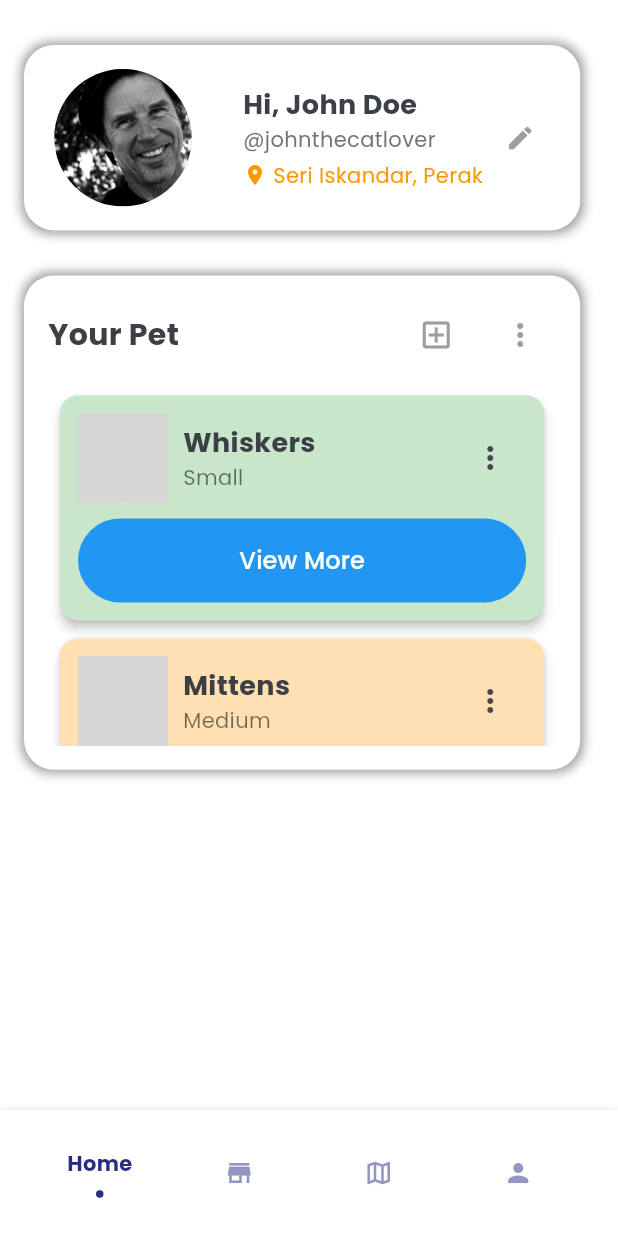
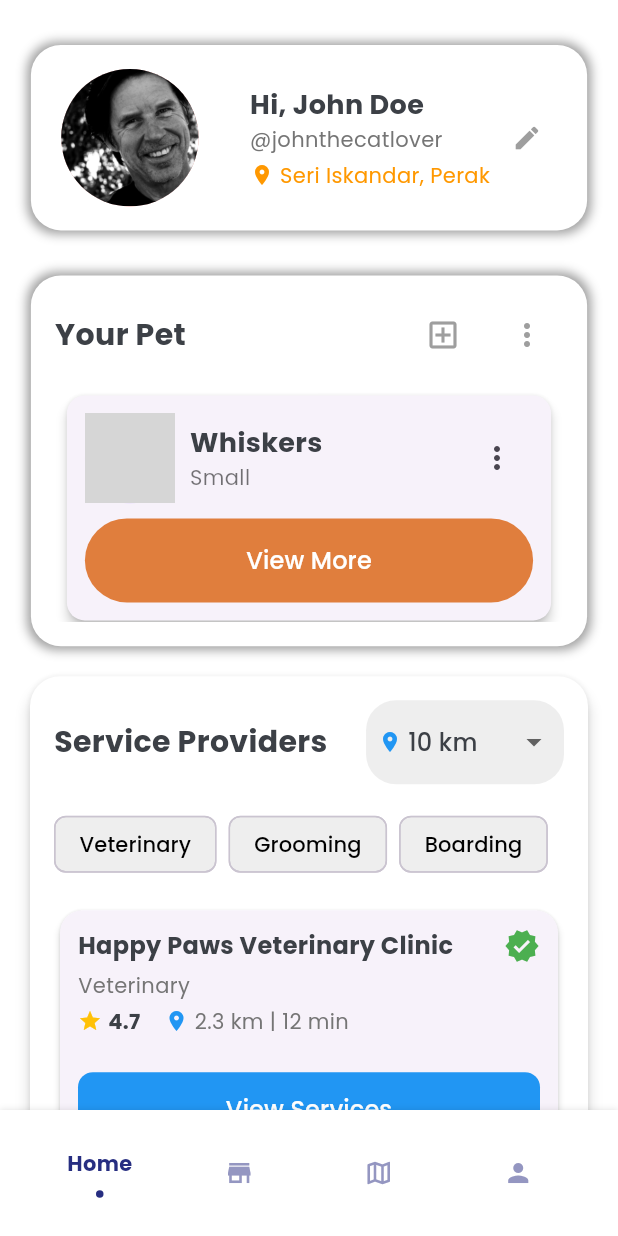
Before and after one commit to bumperr/tompok-on-wheels, a Flutter app: the HomePage screen opened directly, on a phone screen of 412 x 824 dp. Run offline on Flutter 3.47's test engine with Material 3 defaults, Android fonts, the phone set to English and light mode, and no system bars; drawn by our look-alikes of flashy_tab_bar2; our stand-ins replace flutter_svg, google_fonts; network calls fail; grey boxes are pictures that could not be loaded.

Commit message:
fix:home page

```diff
--- a/tow_customer/lib/Screens/Home/components/pet_profile_card.dart
+++ b/tow_customer/lib/Screens/Home/components/pet_profile_card.dart
@@ -1,5 +1,6 @@
 import 'package:flutter/material.dart';
 import 'package:tow_customer/class/Pet.dart';
+import 'package:tow_customer/constants.dart';
 
 class PetSection extends StatelessWidget {
   final List<Pet> pets;
@@ -9,7 +10,7 @@ class PetSection extends StatelessWidget {
   Widget build(BuildContext context) {
     final screenSize = MediaQuery.of(context).size;
     final cardWidth = screenSize.width * 0.9;
-    final cardHeight = screenSize.height * 0.4; // Adjusted height
+    final cardHeight = screenSize.height * 0.3; // Adjusted height
 
     return Padding(
       padding: const EdgeInsets.symmetric(horizontal: 16.0),
@@ -98,24 +99,11 @@ class PetCard extends StatelessWidget {
     required this.pet,
     required this.petStatusIndex,
   });
- //-------------colouring of card----------------
-  Color _getStatusColor() {
-    switch (petStatusIndex) {
-      case 0:
-        return Colors.green.shade100;
-      case 1:
-        return Colors.orange.shade100;
-      case 2:
-        return Colors.blue.shade100;
-      default:
-        return Colors.grey.shade200;
-    }
-  }
+  //-------------colouring of card----------------
 
   @override
   Widget build(BuildContext context) {
     return Card(
-      color: _getStatusColor(),
       shape: RoundedRectangleBorder(
         borderRadius: BorderRadius.circular(12),
       ),
@@ -175,10 +163,12 @@ class PetCard extends StatelessWidget {
                   shape: RoundedRectangleBorder(
                     borderRadius: BorderRadius.circular(30),
                   ),
-                  backgroundColor: Colors.blue,
+                  backgroundColor: kPrimaryColor,
                   padding: const EdgeInsets.symmetric(vertical: 12),
                 ),
-                onPressed: () {},
+                onPressed: (
+                    //Function to view the user current pet
+                    ) {},
                 child: const Text(
                   "View More",
                   style: TextStyle(fontSize: 16, color: Colors.white),
--- /dev/null
+++ b/tow_customer/lib/Screens/Home/components/service_provider.dart
@@ -0,0 +1,283 @@
+import 'package:flutter/material.dart';
+import 'package:tow_customer/class/ServiceProvider.dart';
+
+class ServiceProviderSection extends StatefulWidget {
+  final List<ServiceProvider> serviceProviders;
+
+  const ServiceProviderSection({super.key, required this.serviceProviders});
+
+  @override
+  _ServiceProviderSectionState createState() => _ServiceProviderSectionState();
+}
+
+class _ServiceProviderSectionState extends State<ServiceProviderSection> {
+  String _selectedCategory = '';
+  double _selectedDistance = 10.0; // Default 10 km range
+  final List<String> _categories = ['Veterinary', 'Grooming', 'Boarding'];
+  final List<double> _distanceRanges = [5.0, 10.0, 20.0, 50.0];
+
+  List<ServiceProvider> _filterProviders() {
+    return widget.serviceProviders.where((provider) {
+      bool categoryMatch =
+          _selectedCategory.isEmpty || provider.category == _selectedCategory;
+
+      bool distanceMatch =
+          provider.distance != null && provider.distance! <= _selectedDistance;
+
+      return categoryMatch && distanceMatch;
+    }).toList();
+  }
+
+  @override
+  Widget build(BuildContext context) {
+    final screenSize = MediaQuery.of(context).size;
+    final cardWidth = screenSize.width * 0.9;
+
+    return Padding(
+      padding:
+          const EdgeInsets.fromLTRB(16.0, 16.0, 16.0, 0), // Added top padding
+      child: Card(
+        elevation: 4,
+        color: Colors.white, // Changed card color to white
+        shape: RoundedRectangleBorder(
+          borderRadius: BorderRadius.circular(20),
+        ),
+        child: Padding(
+          padding: const EdgeInsets.all(16.0),
+          child: Column(
+            crossAxisAlignment: CrossAxisAlignment.start,
+            children: [
+              // Section Header
+              Row(
+                mainAxisAlignment: MainAxisAlignment.spaceBetween,
+                children: [
+                  const Text(
+                    "Service Providers",
+                    style: TextStyle(fontSize: 20, fontWeight: FontWeight.bold),
+                  ),
+                  // Location Range Dropdown
+                  Container(
+                    padding:
+                        const EdgeInsets.symmetric(horizontal: 8, vertical: 4),
+                    decoration: BoxDecoration(
+                      color: Colors.grey[200],
+                      borderRadius: BorderRadius.circular(20),
+                    ),
+                    child: Row(
+                      children: [
+                        const Icon(Icons.location_on,
+                            color: Colors.blue, size: 16),
+                        const SizedBox(width: 4),
+                        DropdownButton<double>(
+                          underline: Container(), // Remove underline
+                          hint: const Text('Distance'),
+                          value: _selectedDistance,
+                          items: _distanceRanges.map((range) {
+                            return DropdownMenuItem(
+                              value: range,
+                              child: Text('${range.toStringAsFixed(0)} km'),
+                            );
+                          }).toList(),
+                          onChanged: (value) {
+                            setState(() {
+                              _selectedDistance = value!;
+                            });
+                          },
+                        ),
+                      ],
+                    ),
+                  ),
+                ],
+              ),
+
+              const SizedBox(height: 16),
+
+              // Category Tabs
+              SingleChildScrollView(
+                scrollDirection: Axis.horizontal,
+                child: Row(
+                  children: _categories.map((category) {
+                    return Padding(
+                      padding: const EdgeInsets.only(right: 8.0),
+                      child: ChoiceChip(
+                        label: Text(category),
+                        selected: _selectedCategory == category,
+                        onSelected: (bool selected) {
+                          setState(() {
+                            _selectedCategory = selected ? category : '';
+                          });
+                        },
+                        selectedColor: Colors.blue,
+                        backgroundColor: Colors.grey[200],
+                        labelStyle: TextStyle(
+                          color: _selectedCategory == category
+                              ? Colors.white
+                              : Colors.black,
+                        ),
+                      ),
+                    );
+                  }).toList(),
+                ),
+              ),
+
+              const SizedBox(height: 16),
+
+              // Filtered Service Provider List
+              Builder(
+                builder: (context) {
+                  final filteredProviders = _filterProviders();
+
+                  if (filteredProviders.isEmpty) {
+                    return const Center(
+                      child: Padding(
+                        padding: EdgeInsets.symmetric(vertical: 20),
+                        child: Text(
+                          'No service providers found',
+                          style: TextStyle(color: Colors.grey),
+                        ),
+                      ),
+                    );
+                  }
+
+                  return Column(
+                    children: filteredProviders.map((provider) {
+                      return Padding(
+                        padding: const EdgeInsets.only(bottom: 16),
+                        child: ServiceProviderCard(serviceProvider: provider),
+                      );
+                    }).toList(),
+                  );
+                },
+              ),
+            ],
+          ),
+        ),
+      ),
+    );
+  }
+}
+
+class ServiceProviderCard extends StatelessWidget {
+  final ServiceProvider serviceProvider;
+
+  const ServiceProviderCard({
+    super.key,
+    required this.serviceProvider,
+  });
+
+  @override
+  Widget build(BuildContext context) {
+    return Card(
+      elevation: 2,
+      shape: RoundedRectangleBorder(
+        borderRadius: BorderRadius.circular(15),
+      ),
+      child: Column(
+        crossAxisAlignment: CrossAxisAlignment.start,
+        children: [
+          Padding(
+            padding: const EdgeInsets.all(12),
+            child: Row(
+              mainAxisAlignment: MainAxisAlignment.spaceBetween,
+              children: [
+                Expanded(
+                  child: Column(
+                    crossAxisAlignment: CrossAxisAlignment.start,
+                    children: [
+                      Row(
+                        children: [
+                          Expanded(
+                            child: Text(
+                              serviceProvider.name,
+                              style: const TextStyle(
+                                fontSize: 16,
+                                fontWeight: FontWeight.bold,
+                              ),
+                              overflow: TextOverflow.ellipsis,
+                            ),
+                          ),
+                          Icon(
+                            serviceProvider.isVerified
+                                ? Icons.verified
+                                : Icons.verified_outlined,
+                            color: serviceProvider.isVerified
+                                ? Colors.green
+                                : Colors.grey,
+                          ),
+                        ],
+                      ),
+                      const SizedBox(height: 4),
+                      Text(
+                        serviceProvider.category,
+                        style: TextStyle(
+                          color: Colors.grey[600],
+                          fontSize: 14,
+                        ),
+                      ),
+                      const SizedBox(height: 4),
+                      Row(
+                        children: [
+                          const Icon(
+                            Icons.star,
+                            color: Colors.amber,
+                            size: 16,
+                          ),
+                          const SizedBox(width: 4),
+                          Text(
+                            '${serviceProvider.rating ?? 0.0}',
+                            style: const TextStyle(
+                              fontWeight: FontWeight.bold,
+                              fontSize: 14,
+                            ),
+                          ),
+                          const SizedBox(width: 16),
+                          const Icon(
+                            Icons.location_on,
+                            color: Colors.blue,
+                            size: 16,
+                          ),
+                          const SizedBox(width: 4),
+                          Text(
+                            '${serviceProvider.distance ?? 0} km | ${serviceProvider.travelTime ?? 0} min',
+                            style: TextStyle(
+                              color: Colors.grey[600],
+                              fontSize: 14,
+                            ),
+                          ),
+                        ],
+                      ),
+                    ],
+                  ),
+                ),
+              ],
+            ),
+          ),
+
+          // Services Button
+          Padding(
+            padding: const EdgeInsets.all(12),
+            child: ElevatedButton(
+              style: ElevatedButton.styleFrom(
+                backgroundColor: Colors.blue,
+                shape: RoundedRectangleBorder(
+                  borderRadius: BorderRadius.circular(10),
+                ),
+                minimumSize: const Size(double.infinity, 50),
+              ),
+              onPressed: () {
+                // TODO: Navigate to service details
+              },
+              child: const Text(
+                'View Services',
+                style: TextStyle(
+                  fontSize: 16,
+                  color: Colors.white,
+                ),
+              ),
+            ),
+          ),
+        ],
+      ),
+    );
+  }
+}
--- a/tow_customer/lib/Screens/Home/components/user_profile.dart
+++ b/tow_customer/lib/Screens/Home/components/user_profile.dart
@@ -1,26 +1,39 @@
 import 'package:flutter/material.dart';
+import 'package:tow_customer/Screens/Home/components/service_provider.dart';
 import 'package:tow_customer/class/User.dart';
 import 'package:tow_customer/class/Pet.dart';
+import 'package:tow_customer/class/ServiceProvider.dart';
 import 'package:tow_customer/constants.dart';
 import 'package:tow_customer/Screens/Home/components/pet_profile_card.dart';
 
 class UserHome extends StatelessWidget {
   final User user;
   final List<Pet> petList;
+  final List<ServiceProvider> serviceProviders;
 
   const UserHome({
     super.key,
     required this.user,
     required this.petList,
+    required this.serviceProviders,
   });
 
   @override
   Widget build(BuildContext context) {
-    return Column(
-      children: [
-        UserProfileSection(user: user),
-        PetSection(pets: petList),
-      ],
+    return SafeArea(
+      child: SingleChildScrollView(
+        physics: const AlwaysScrollableScrollPhysics(),
+        child: Padding(
+          padding: EdgeInsets.only(bottom: 20),
+          child: Column(
+            children: [
+              UserProfileSection(user: user),
+              PetSection(pets: petList),
+              ServiceProviderSection(serviceProviders: serviceProviders)
+            ],
+          ),
+        ),
+      ),
     );
   }
 }
--- a/tow_customer/lib/Screens/Home/home.dart
+++ b/tow_customer/lib/Screens/Home/home.dart
@@ -4,6 +4,7 @@ import 'package:tow_customer/components/bottom_navigation.dart';
 import 'dart:convert';
 import 'package:tow_customer/class/User.dart';
 import 'package:tow_customer/class/Pet.dart';
+import 'package:tow_customer/class/ServiceProvider.dart';
 
 //--------------sample data----------------
 User john = User(
@@ -63,7 +64,60 @@ String jsonData = '''
   ]
   ''';
 
-//------------Example ---------------------------------
+// Fake Service Provider Data for Malaysian Context
+final List<ServiceProvider> sampleServiceProviders = [
+  ServiceProvider(
+    id: 'vet001',
+    name: 'Happy Paws Veterinary Clinic',
+    category: 'Veterinary',
+    logoUrl: 'https://storage.googleapis.com/tow-assets/clinics/happy_paws.jpg',
+    isVerified: true,
+    rating: 4.7,
+    distance: 2.3,
+    travelTime: 12,
+  ),
+  ServiceProvider(
+    id: 'groomer002',
+    name: 'Purr-fect Grooming Salon',
+    category: 'Grooming',
+    logoUrl: 'https://storage.googleapis.com/tow-assets/groomers/purrfect_salon.jpg',
+    isVerified: true,
+    rating: 4.5,
+    distance: 3.7,
+    travelTime: 20,
+  ),
+  ServiceProvider(
+    id: 'boarding003',
+    name: 'Cozy Cats Retreat',
+    category: 'Boarding',
+    logoUrl: 'https://storage.googleapis.com/tow-assets/boarding/cozy_cats.jpg',
+    isVerified: true,
+    rating: 4.2,
+    distance: 5.5,
+    travelTime: 30,
+  ),
+  ServiceProvider(
+    id: 'vet004',
+    name: 'Seri Iskandar Animal Hospital',
+    category: 'Veterinary',
+    logoUrl: 'https://storage.googleapis.com/tow-assets/clinics/seri_iskandar_vet.jpg',
+    isVerified: false,
+    rating: 4.0,
+    distance: 1.8,
+    travelTime: 10,
+  ),
+  ServiceProvider(
+    id: 'groomer005',
+    name: 'Whiskers & Paws Grooming',
+    category: 'Grooming',
+    logoUrl: 'https://storage.googleapis.com/tow-assets/groomers/whiskers_paws.jpg',
+    isVerified: true,
+    rating: 4.6,
+    distance: 4.2,
+    travelTime: 25,
+  )
+];
+//------------Example  Pet  ---------------------------------
 
 // Parse JSON data into List<Pet>
 List<dynamic> petsJson = jsonDecode(jsonData);
@@ -84,7 +138,8 @@ class _HomePageState extends State<HomePage> {
   int _selectedIndex = 0;
   //edit here for page
   final List<Widget> _pages = [
-    UserHome(user: john, petList: pets),
+    UserHome(
+        user: john, petList: pets, serviceProviders: sampleServiceProviders),
     Center(child: Text('Services Page')),
     Center(child: Text('Track Page')),
     Center(child: Text('Profile Page')),
@@ -99,10 +154,8 @@ class _HomePageState extends State<HomePage> {
   @override
   Widget build(BuildContext context) {
     return Scaffold(
-      body: Column(
-        children: [
-          _pages[_selectedIndex],
-        ],
+      body: SafeArea(
+        child: _pages[_selectedIndex],
       ),
       bottomNavigationBar: BottomNavigation(
         selectedIndex: _selectedIndex,
--- /dev/null
+++ b/tow_customer/lib/class/ServiceProvider.dart
@@ -0,0 +1,21 @@
+class ServiceProvider {
+  final String id;
+  final String name;
+  final String category;
+  final String logoUrl;
+  final bool isVerified;
+  final double? rating;
+  final double? distance;
+  final int? travelTime;
+
+  ServiceProvider({
+    required this.id,
+    required this.name,
+    required this.category,
+    required this.logoUrl,
+    required this.isVerified,
+    this.rating,
+    this.distance,
+    this.travelTime,
+  });
+}
```
